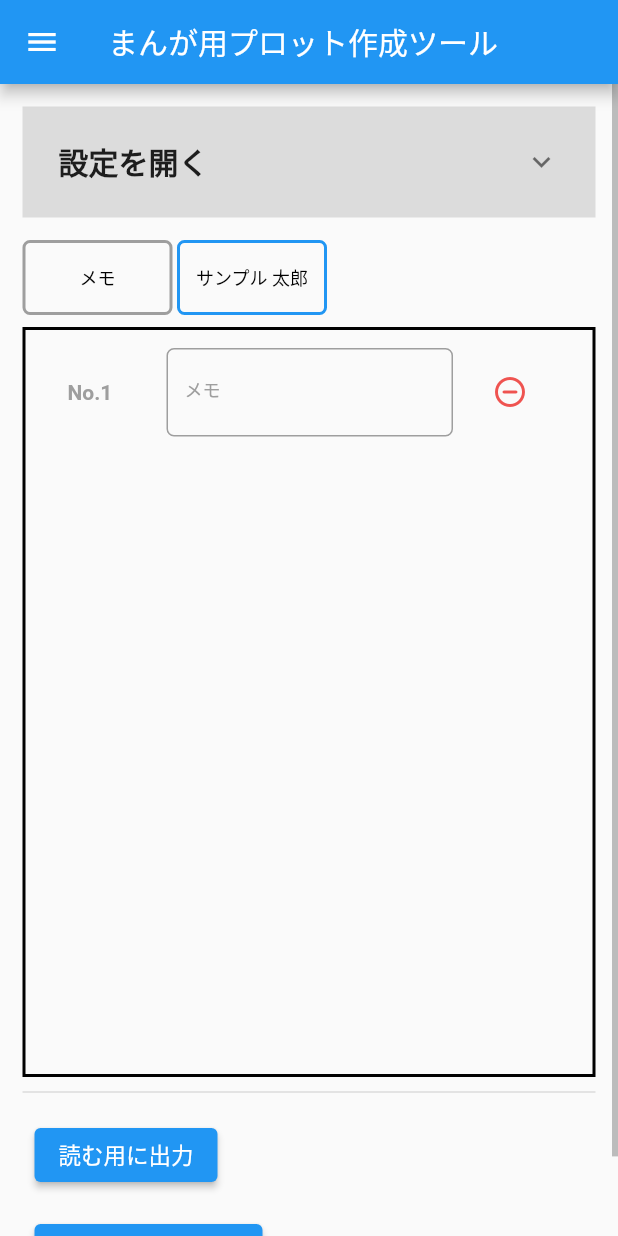
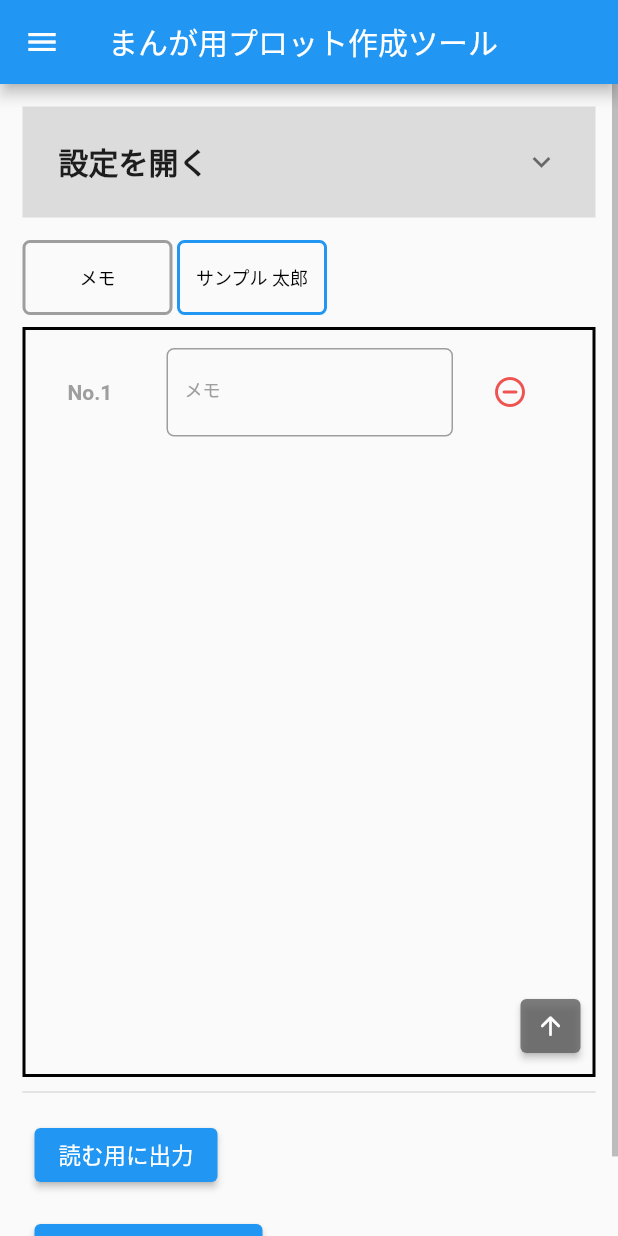
Before and after one commit to smsmsy/story_maker_for_clip_studio, a Flutter app: the screen it shows after launch, on a phone screen of 412 x 824 dp. Run offline on Flutter 3.47's test engine with Material 2 defaults, Android fonts, the light colour scheme and no system bars; our stand-ins replace firebase_auth, firebase_core, flutter_colorpicker; accounts and stored records are empty; Roboto replaces fonts that are missing (源柔ゴシックＰ).

Commit message:
add "return top button" for contents view

```diff
--- a/lib/main.dart
+++ b/lib/main.dart
@@ -1,4 +1,3 @@
-import 'dart:math';
 import 'dart:ui';
 
 import 'package:flutter/material.dart';
@@ -54,7 +53,6 @@ class MyApp extends StatelessWidget {
   }
 }
 
-
 class MyHomePage extends StatefulWidget {
   const MyHomePage({Key? key, required this.title}) : super(key: key);
   final String title;
@@ -62,7 +60,6 @@ class MyHomePage extends StatefulWidget {
   @override
   State<MyHomePage> createState() => _MyHomePageState();
 }
-
 
 class _MyHomePageState extends State<MyHomePage> with WidgetsBindingObserver  {
   static const double _radiusValue = 5.0;
@@ -140,12 +137,7 @@ class _MyHomePageState extends State<MyHomePage> with WidgetsBindingObserver  {
   void _reflectTextValueForContentsView() {
     for(int i = 0; i < contents.length; i++){
       contents[i].line = contents[i].controller.text;
-      print("${contents[i].person.name}'s controller was addListener");
     }
-  }
-
-  void _reflectMaxExtentScrollControllerForContentsView() {
-    maxExtent = scrollControllerForContentsView.position.maxScrollExtent;
   }
 
   @override
@@ -221,7 +213,7 @@ class _MyHomePageState extends State<MyHomePage> with WidgetsBindingObserver  {
                   if(_user == null){
                     _googleSignin();
                   } else {
-                    _googleSignout();
+                    _googleAccountSignOut();
                   }
                 },
 
@@ -398,8 +390,7 @@ class _MyHomePageState extends State<MyHomePage> with WidgetsBindingObserver  {
                   height: 500,
                   child: Stack(
                     children: [
-                      Container(
-                        child: ReorderableListView.builder(
+                      ReorderableListView.builder(
                         scrollController: scrollControllerForContentsView,
                         buildDefaultDragHandles: true,
                         itemCount: contents.length,
@@ -410,30 +401,25 @@ class _MyHomePageState extends State<MyHomePage> with WidgetsBindingObserver  {
                           _updateContentListForReorder(oldIndex, newIndex);
                         },
                       ),
-                      ),
-                      Visibility(
-                        visible: maxExtent == 0 ? false : true,
-                        child: Align(
+                      Align(
                         alignment: const Alignment(1, 1),
-                          child: Container(
-                            decoration: BoxDecoration(
-                              border: Border.all(
-                                width: 2,
-                                color: isDark ? const Color.fromARGB(128, 128, 128, 128) : const Color.fromARGB(128, 128, 128, 128),
-                              ),
-                            ),
-                            child: TextButton(
-                              onPressed: (){
+                        child: SizedBox(
+                          width: 40.0,
+                          child: ElevatedButton(
+                            onPressed: () => setState(() {
                               scrollControllerForContentsView.animateTo(
-                                  scrollControllerForContentsView.position.minScrollExtent,
+                                -scrollControllerForContentsView.position.minScrollExtent,
                                 duration: const Duration(seconds: 1),
                                 curve: Curves.ease,
                               );
-                              },
-                              child: Icon(
-                                Icons.arrow_upward,
-                                color: isDark ? const Color.fromARGB(128, 128, 128, 128) : const Color.fromARGB(128, 128, 128, 128),
+                            }),
+                            child: const Icon(
+                              Icons.arrow_upward_rounded,
+                              size: 20.0,
                             ),
+                            style: ButtonStyle(
+                              padding: MaterialStateProperty.all(EdgeInsets.zero),
+                              backgroundColor: MaterialStateProperty.all(const Color(0xcc5e5e5e),),
                             ),
                           ),
                         ),
@@ -499,13 +485,12 @@ class _MyHomePageState extends State<MyHomePage> with WidgetsBindingObserver  {
   }
 
   Widget personListViewOfContentsView(int index) {
-    if(persons.length == 0){
+    if(persons.isEmpty){
       personsCombinedMemo = [memo];
     } else {
       personsCombinedMemo = [...persons];
       if(personsCombinedMemo[0] != memo) personsCombinedMemo.insert(0, memo);
     }
-
 
     return Container(
       margin: const EdgeInsets.only(right: _edgeValueSmall),
@@ -530,7 +515,7 @@ class _MyHomePageState extends State<MyHomePage> with WidgetsBindingObserver  {
           scrollControllerForContentsView.animateTo(
             macContext(),
             curve: Curves.ease,
-            duration: Duration(milliseconds: _durationMilliSecond(),),
+            duration: const Duration(milliseconds: 750,),
           );
           // textEditingControllers.add(TextEditingController());
         },
@@ -726,13 +711,22 @@ class _MyHomePageState extends State<MyHomePage> with WidgetsBindingObserver  {
   String generateContentsToTextFile() {
 
     String s = "";
-    for (int i = 0; i < contents.length; i++) {
-      if(contents[i].person == memo) continue;
-      if(contents[i].line.isEmpty) continue;
-      s += contents[i].line;
-      if(i != contents.length - 1) s += "\n\n";
+
+    for(var content in contents) {
+      if(content.person == memo) continue;
+      if(content.line.isEmpty) continue;
+
+      final lines = content.line.split("\n");
+      for (var line in lines) {
+        final trimmedLine = line.trim();
+        if (trimmedLine == "") continue;
+
+        s += trimmedLine;
+        s += "\n";
       }
-    return s;
+      s += "\n";
+    }
+    return s.trim();
   }
 
   Future<void> _showWarningLineEmpty() async {
@@ -790,19 +784,8 @@ class _MyHomePageState extends State<MyHomePage> with WidgetsBindingObserver  {
     return await FirebaseAuth.instance.signInWithPopup(googleProvider);
   }
 
-  Future<void> _googleSignout() async {
+  Future<void> _googleAccountSignOut() async {
     return await FirebaseAuth.instance.signOut();
-  }
-
-  int _durationMilliSecond() {
-    int res = 750;
-
-    var maxExtent = scrollControllerForContentsView.position.maxScrollExtent;
-
-      // print("-----------------------------");
-      // print("$maxExtent => log: ${log(maxExtent)}, square: ${sqrt(maxExtent)}" );
-
-    return res;
   }
 
   double macContext() {
```
Lines whose indentation alone changed are shown as unchanged.
